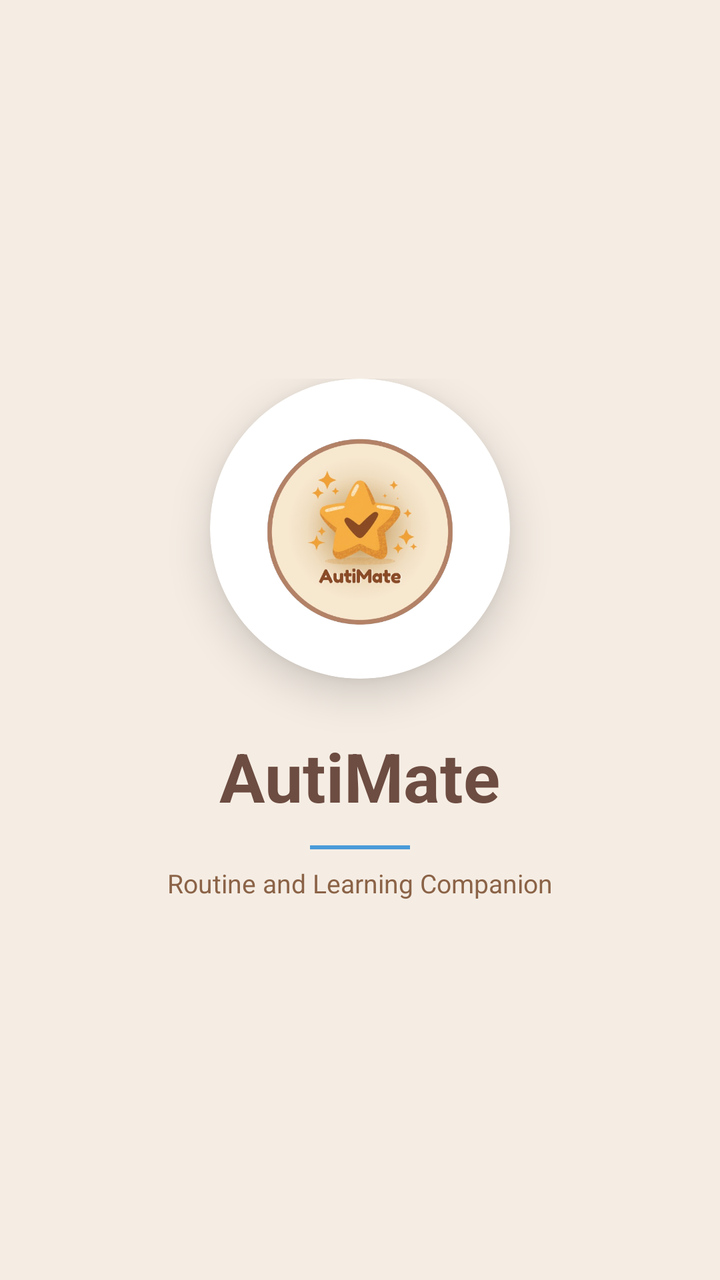
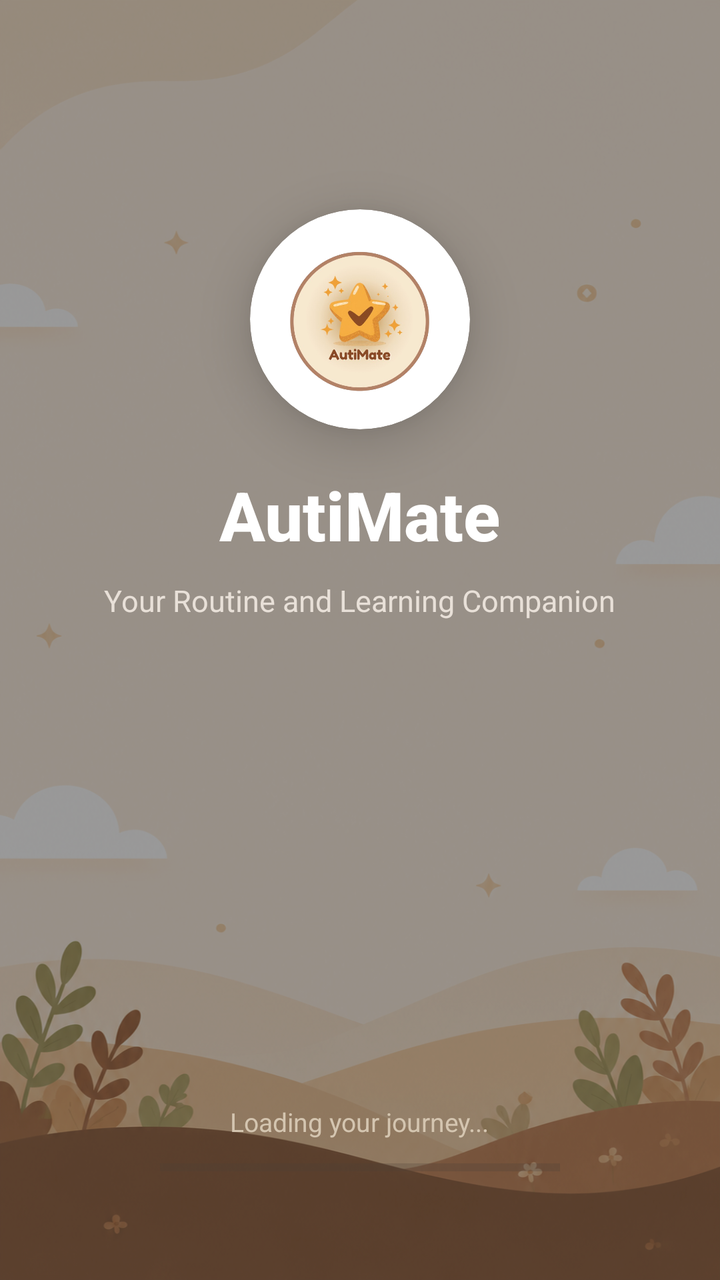

Compare the two renders of this Android layout. The source of the first and the diff that turns it into the second are given below.
<!-- AndroidManifest.xml: activity theme Theme.AutiMate -->
<!-- res/layout/activity_splash.xml -->
<?xml version="1.0" encoding="utf-8"?>
<RelativeLayout xmlns:android="http://schemas.android.com/apk/res/android"
    xmlns:app="http://schemas.android.com/apk/res-auto"
    android:layout_width="match_parent"
    android:layout_height="match_parent"
    android:background="@color/cream">

    <LinearLayout
        android:layout_width="wrap_content"
        android:layout_height="wrap_content"
        android:orientation="vertical"
        android:gravity="center"
        android:layout_centerInParent="true">

        <androidx.cardview.widget.CardView
            android:layout_width="150dp"
            android:layout_height="150dp"
            app:cardCornerRadius="75dp"
            app:cardElevation="12dp"
            app:cardBackgroundColor="@color/white"
            android:layout_marginBottom="16dp">

            <ImageView
                android:layout_width="100dp"
                android:layout_height="100dp"
                android:src="@drawable/autimate_logo"
                android:layout_gravity="center"/>

        </androidx.cardview.widget.CardView>

        <TextView
            android:layout_width="wrap_content"
            android:layout_height="wrap_content"
            android:text="AutiMate"
            android:textColor="@color/brown"
            android:textStyle="bold"
            android:textSize="34sp"
            android:layout_marginTop="10dp"/>

        <View
            android:layout_width="50dp"
            android:layout_height="2dp"
            android:background="@color/soft_blue"
            android:layout_marginTop="12dp"
            android:layout_marginBottom="8dp"/>

        <TextView
            android:layout_width="wrap_content"
            android:layout_height="wrap_content"
            android:text="Routine and Learning Companion"
            android:textColor="@color/light_brown"
            android:textSize="13sp"/>

    </LinearLayout>

</RelativeLayout>
<!-- resources referenced by this layout -->
<resources>
  <color name="brown">#6D4C41</color>
  <color name="cream">#F5EDE4</color>
  <color name="light_brown">#8B6347</color>
  <color name="soft_blue">#4A9BD9</color>
  <color name="white">#FFFFFF</color>
  <!-- drawable autimate_logo: png bitmap (drawable, 214619 bytes) -->
  <style name="Theme.AutiMate" parent="Theme.MaterialComponents.DayNight.NoActionBar">
          <item name="colorPrimary">@color/cream</item>
          <item name="colorPrimaryVariant">@color/beige</item>
          <item name="colorOnPrimary">@color/text_dark</item>
          <item name="colorSecondary">@color/soft_blue</item>
          <item name="colorSecondaryVariant">@color/khaki</item>
          <item name="colorOnSecondary">@color/white</item>
          <item name="android:statusBarColor">@color/cream</item>
          <item name="android:windowBackground">@color/cream</item>
          <item name="android:textColor">@color/text_dark</item>
      </style>
  <color name="beige">#EDE5D9</color>
  <color name="text_dark">#3B1F0A</color>
  <color name="khaki">#C4A882</color>
</resources>

<!-- the commit's change to res/layout/activity_splash.xml (unified diff, before → after) -->
@@ -3,53 +3,92 @@
     xmlns:app="http://schemas.android.com/apk/res-auto"
     android:layout_width="match_parent"
     android:layout_height="match_parent"
-    android:background="@color/cream">
+    android:background="@drawable/bg_splash">
+
+    
+    <View
+        android:layout_width="match_parent"
+        android:layout_height="match_parent"
+        android:background="#66000000" />
 
     <LinearLayout
-        android:layout_width="wrap_content"
-        android:layout_height="wrap_content"
+        android:layout_width="match_parent"
+        android:layout_height="match_parent"
         android:orientation="vertical"
         android:gravity="center"
-        android:layout_centerInParent="true">
+        android:padding="24dp">
 
+        
+        <View
+            android:layout_width="match_parent"
+            android:layout_height="0dp"
+            android:layout_weight="0.15"/>
+
+        
         <androidx.cardview.widget.CardView
-            android:layout_width="150dp"
-            android:layout_height="150dp"
-            app:cardCornerRadius="75dp"
-            app:cardElevation="12dp"
-            app:cardBackgroundColor="@color/white"
+            android:layout_width="110dp"
+            android:layout_height="110dp"
+            app:cardCornerRadius="55dp"
+            app:cardElevation="16dp"
+            app:cardBackgroundColor="#FFFFFF"
             android:layout_marginBottom="16dp">
 
             <ImageView
-                android:layout_width="100dp"
-                android:layout_height="100dp"
+                android:layout_width="75dp"
+                android:layout_height="75dp"
                 android:src="@drawable/autimate_logo"
                 android:layout_gravity="center"/>
 
         </androidx.cardview.widget.CardView>
 
+        
         <TextView
             android:layout_width="wrap_content"
             android:layout_height="wrap_content"
             android:text="AutiMate"
-            android:textColor="@color/brown"
+            android:textColor="@color/white"
             android:textStyle="bold"
             android:textSize="34sp"
-            android:layout_marginTop="10dp"/>
+            android:fontFamily="sans-serif-medium"
+            android:layout_marginTop="4dp"/>
 
-        <View
-            android:layout_width="50dp"
-            android:layout_height="2dp"
-            android:background="@color/soft_blue"
-            android:layout_marginTop="12dp"
-            android:layout_marginBottom="8dp"/>
-
+        
         <TextView
             android:layout_width="wrap_content"
             android:layout_height="wrap_content"
-            android:text="Routine and Learning Companion"
-            android:textColor="@color/light_brown"
-            android:textSize="13sp"/>
+            android:text="Your Routine and Learning Companion"
+            android:textColor="#E8E0D8"
+            android:textSize="15sp"
+            android:fontFamily="sans-serif"
+            android:layout_marginTop="10dp"/>
+
+        
+        <View
+            android:layout_width="match_parent"
+            android:layout_height="0dp"
+            android:layout_weight="0.45"/>
+
+        
+        <TextView
+            android:layout_width="wrap_content"
+            android:layout_height="wrap_content"
+            android:text="Loading your journey..."
+            android:textColor="#D4C5B0"
+            android:textSize="13sp"
+            android:fontFamily="sans-serif"
+            android:layout_marginBottom="12dp"/>
+
+        
+        <ProgressBar
+            android:id="@+id/progressBar"
+            style="?android:attr/progressBarStyleHorizontal"
+            android:layout_width="200dp"
+            android:layout_height="4dp"
+            android:max="100"
+            android:progress="0"
+            android:progressTint="@color/soft_blue"
+            android:progressBackgroundTint="#4A3F38"
+            android:layout_marginBottom="30dp"/>
 
     </LinearLayout>
 
<!-- resource entries referenced after the edit -->
@@ -1,24 +1,49 @@
 <!-- resources referenced by this layout -->
 <resources>
-  <color name="brown">#6D4C41</color>
   <color name="cream">#F5EDE4</color>
-  <color name="light_brown">#8B6347</color>
   <color name="soft_blue">#4A9BD9</color>
   <color name="white">#FFFFFF</color>
   <!-- drawable autimate_logo: png bitmap (drawable, 214619 bytes) -->
+  <!-- drawable bg_splash: png bitmap (drawable, 866944 bytes) -->
   <style name="Theme.AutiMate" parent="Theme.MaterialComponents.DayNight.NoActionBar">
+          
           <item name="colorPrimary">@color/cream</item>
           <item name="colorPrimaryVariant">@color/beige</item>
           <item name="colorOnPrimary">@color/text_dark</item>
+  
+          
           <item name="colorSecondary">@color/soft_blue</item>
           <item name="colorSecondaryVariant">@color/khaki</item>
           <item name="colorOnSecondary">@color/white</item>
+  
+          
           <item name="android:statusBarColor">@color/cream</item>
+  
+          
           <item name="android:windowBackground">@color/cream</item>
+  
+          
           <item name="android:textColor">@color/text_dark</item>
+  
+          
+          <item name="android:buttonBarPositiveButtonStyle">@style/LightPositiveButtonStyle</item>
+          <item name="android:buttonBarNegativeButtonStyle">@style/LightNegativeButtonStyle</item>
+          <item name="android:buttonBarNeutralButtonStyle">@style/LightNeutralButtonStyle</item>
       </style>
   <color name="beige">#EDE5D9</color>
   <color name="text_dark">#3B1F0A</color>
   <color name="khaki">#C4A882</color>
+  <style name="LightPositiveButtonStyle" parent="Widget.AppCompat.Button.ButtonBar.AlertDialog">
+          <item name="android:textColor">@android:color/black</item>
+          <item name="android:textStyle">bold</item>
+      </style>
+  <style name="LightNegativeButtonStyle" parent="Widget.AppCompat.Button.ButtonBar.AlertDialog">
+          <item name="android:textColor">@android:color/black</item>
+          <item name="android:textStyle">bold</item>
+      </style>
+  <style name="LightNeutralButtonStyle" parent="Widget.AppCompat.Button.ButtonBar.AlertDialog">
+          <item name="android:textColor">@android:color/black</item>
+          <item name="android:textStyle">bold</item>
+      </style>
 </resources>
 
